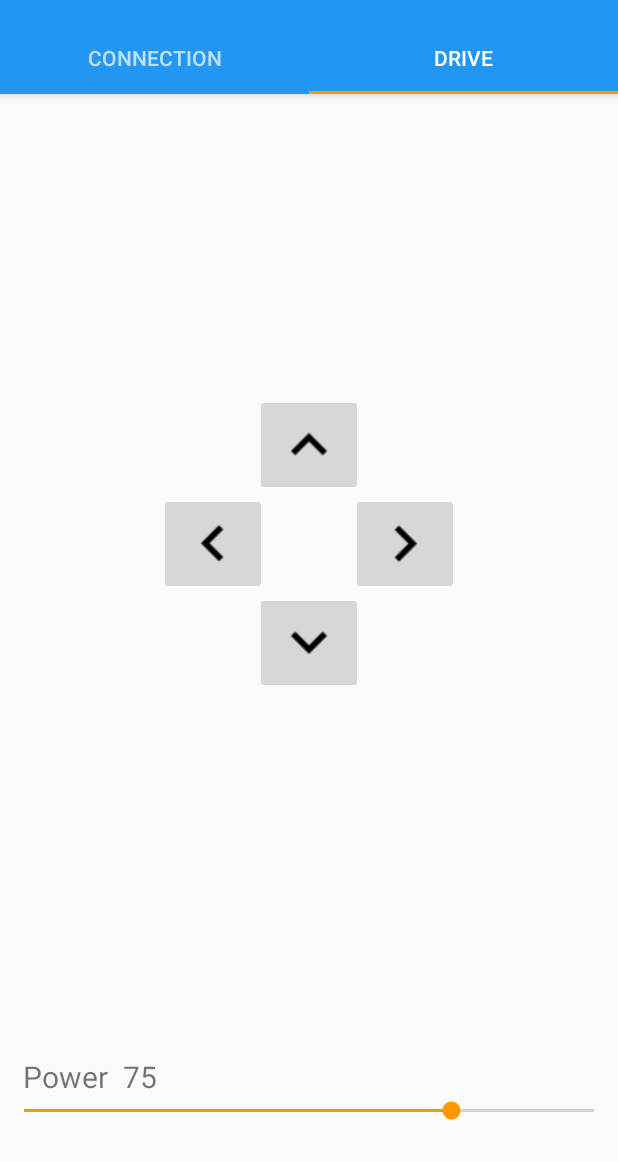
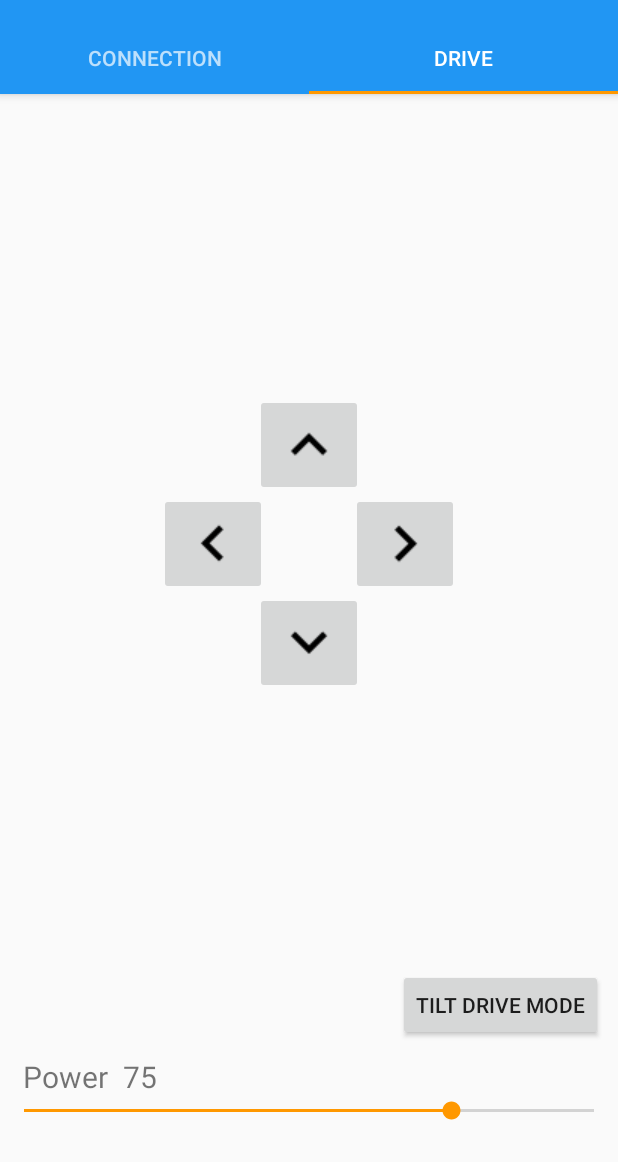
Before and after one commit to kszalai/NXT-Controller, an Android app: the screen it shows after launch (MainActivity), tab 2 chosen, on a phone screen of 412 x 824 dp, the part 74-1236 px from its top. Run offline under Robolectric (Android 15) with nearby library versions, the phone set to English and light mode, and no system bars.

Commit message:
Begin implementing TiltDriving
Modified Toast in ConnectFragment.
Added buttons to swap between DirectionalDriving and TiltDriving.

```diff
--- a/app/src/main/java/roy/NXT_Control/ConnectionFragment.java
+++ b/app/src/main/java/roy/NXT_Control/ConnectionFragment.java
@@ -200,7 +200,7 @@ public class ConnectionFragment extends Fragment{
                     break;
                 case Constants.MESSAGE_STATE_CHANGE:
                     if(BTChatService.getState()==BTChatService.STATE_NONE){
-                        Toast.makeText(getContext(), device.getText() + " has been disconnected!", Toast.LENGTH_SHORT).show();
+                        Toast.makeText(getContext(), "Disconnected!", Toast.LENGTH_SHORT).show();
                         status.setText("Disconnected");
                         status.setTextColor(getResources().getColor(R.color.black));
                         device.setText("No Device");
--- a/app/src/main/java/roy/NXT_Control/DirectionalDriveFragment.java
+++ b/app/src/main/java/roy/NXT_Control/DirectionalDriveFragment.java
@@ -1,11 +1,13 @@
 package roy.NXT_Control;
 
+import android.support.v4.app.FragmentTransaction;
 import android.os.Bundle;
 import android.support.v4.app.Fragment;
 import android.view.LayoutInflater;
 import android.view.MotionEvent;
 import android.view.View;
 import android.view.ViewGroup;
+import android.widget.Button;
 import android.widget.ImageButton;
 import android.widget.SeekBar;
 import android.widget.TextView;
@@ -18,6 +20,7 @@ public class DirectionalDriveFragment extends Fragment{
     ImageButton downButton;
     ImageButton leftButton;
     ImageButton rightButton;
+    Button swapToTilt;
     SeekBar powerControl;
     TextView powerAmount;
 
@@ -57,6 +60,19 @@ public class DirectionalDriveFragment extends Fragment{
         rightButton.setOnTouchListener(new DirectionOnTouchListener(0.6,-0.6));
         powerControl = (SeekBar) v.findViewById(R.id.sb_powerLevel);
         powerAmount = (TextView) v.findViewById(R.id.tv_poweramount);
+
+        //Swap to Tilt Driving
+        swapToTilt = (Button)v.findViewById(R.id.btn_toTilt);
+        swapToTilt.setOnClickListener(new View.OnClickListener() {
+            @Override
+            public void onClick(View v) {
+                FragmentTransaction ft = getFragmentManager().beginTransaction();
+                ft.replace(R.id.driveFrag,new TiltDriveFragment());
+                ft.setTransition(FragmentTransaction.TRANSIT_FRAGMENT_OPEN);
+                ft.addToBackStack(null);
+                ft.commit();
+            }
+        });
 
         //Set Power Level Change Listener
         powerControl.setOnSeekBarChangeListener(new SeekBar.OnSeekBarChangeListener() {
--- a/app/src/main/res/layout/fragment_directional_drive.xml
+++ b/app/src/main/res/layout/fragment_directional_drive.xml
@@ -80,4 +80,14 @@
         android:textSize="20dp"
         android:layout_marginLeft="10dp" />
 
+    <Button
+        android:layout_width="wrap_content"
+        android:layout_height="wrap_content"
+        android:text="@string/swaptotilt"
+        android:id="@+id/btn_toTilt"
+        android:layout_above="@+id/tv_poweramount"
+        android:layout_alignParentRight="true"
+        android:layout_alignParentEnd="true"
+        android:layout_margin="10dp" />
+
 </RelativeLayout>
--- a/app/src/main/res/values/strings.xml
+++ b/app/src/main/res/values/strings.xml
@@ -18,7 +18,11 @@
     <string name="action_preferences">Preferences</string>
     <string name="action_drive_mode">Drive Mode</string>
 
+    <!-- DirectionalDriveFragment -->
+    <string name="swaptotilt">Tilt Drive Mode</string>
+
     <!-- TiltDriveFragment -->
     <string name="instructions">Tilt your device in the corresponding\n direction to move the robot</string>
     <string name="tiltPowerLabel">Power</string>
+    <string name="swaptodirectional">Directional Drive Mode</string>
 </resources>
```
Also changed, not shown: app/src/main/java/roy/NXT_Control/TiltDriveFragment.java (added, +9 -0 lines), app/src/main/res/layout/fragment_tilt_drive.xml (+10 -0 lines).
